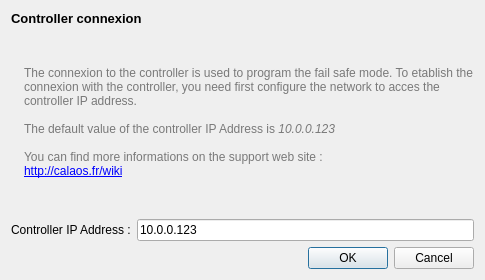
First picture: the form in data/DialogConnect.ui, repository calaos/calaos_installer, before the edit.
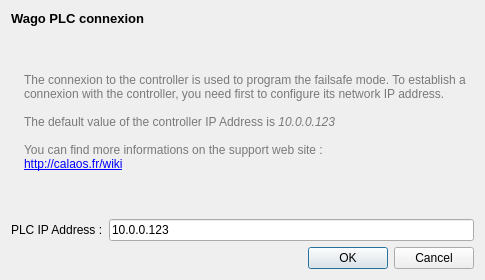
Second picture: the form after the edit. Icons and pictures are not drawn.

Patch:
```diff
--- a/data/DialogConnect.ui
+++ b/data/DialogConnect.ui
@@ -32,8 +32,8 @@
       <string>&lt;!DOCTYPE HTML PUBLIC &quot;-//W3C//DTD HTML 4.0//EN&quot; &quot;http://www.w3.org/TR/REC-html40/strict.dtd&quot;&gt;
 &lt;html&gt;&lt;head&gt;&lt;meta name=&quot;qrichtext&quot; content=&quot;1&quot; /&gt;&lt;style type=&quot;text/css&quot;&gt;
 p, li { white-space: pre-wrap; }
-&lt;/style&gt;&lt;/head&gt;&lt;body style=&quot; font-family:'Sans Serif'; font-size:9pt; font-weight:400; font-style:normal;&quot;&gt;
-&lt;p style=&quot; margin-top:0px; margin-bottom:0px; margin-left:0px; margin-right:0px; -qt-block-indent:0; text-indent:0px;&quot;&gt;&lt;span style=&quot; font-size:10pt; font-weight:600;&quot;&gt;Controller connexion&lt;/span&gt;&lt;/p&gt;&lt;/body&gt;&lt;/html&gt;</string>
+&lt;/style&gt;&lt;/head&gt;&lt;body style=&quot; font-family:'MS Shell Dlg 2'; font-size:8pt; font-weight:400; font-style:normal;&quot;&gt;
+&lt;p style=&quot; margin-top:0px; margin-bottom:0px; margin-left:0px; margin-right:0px; -qt-block-indent:0; text-indent:0px;&quot;&gt;&lt;span style=&quot; font-family:'Sans Serif'; font-size:10pt; font-weight:600;&quot;&gt;Wago PLC connexion&lt;/span&gt;&lt;/p&gt;&lt;/body&gt;&lt;/html&gt;</string>
      </property>
     </widget>
    </item>
@@ -70,13 +70,13 @@
         <string>&lt;!DOCTYPE HTML PUBLIC &quot;-//W3C//DTD HTML 4.0//EN&quot; &quot;http://www.w3.org/TR/REC-html40/strict.dtd&quot;&gt;
 &lt;html&gt;&lt;head&gt;&lt;meta name=&quot;qrichtext&quot; content=&quot;1&quot; /&gt;&lt;style type=&quot;text/css&quot;&gt;
 p, li { white-space: pre-wrap; }
-&lt;/style&gt;&lt;/head&gt;&lt;body style=&quot; font-family:'Sans Serif'; font-size:9pt; font-weight:400; font-style:normal;&quot;&gt;
-&lt;p style=&quot; margin-top:0px; margin-bottom:0px; margin-left:0px; margin-right:0px; -qt-block-indent:0; text-indent:0px;&quot;&gt;&lt;span style=&quot; color:#797979;&quot;&gt;The connexion to the controller is used to program the fail safe mode. To etablish the connexion with the controller, you need first configure the network to acces the controller IP address. &lt;/span&gt;&lt;/p&gt;
-&lt;p style=&quot;-qt-paragraph-type:empty; margin-top:0px; margin-bottom:0px; margin-left:0px; margin-right:0px; -qt-block-indent:0; text-indent:0px; color:#797979;&quot;&gt;&lt;br /&gt;&lt;/p&gt;
-&lt;p style=&quot; margin-top:0px; margin-bottom:0px; margin-left:0px; margin-right:0px; -qt-block-indent:0; text-indent:0px;&quot;&gt;&lt;span style=&quot; color:#797979;&quot;&gt;The default value of the controller IP Address is &lt;/span&gt;&lt;span style=&quot; font-style:italic; color:#797979;&quot;&gt;10.0.0.123&lt;/span&gt;&lt;/p&gt;
-&lt;p style=&quot;-qt-paragraph-type:empty; margin-top:0px; margin-bottom:0px; margin-left:0px; margin-right:0px; -qt-block-indent:0; text-indent:0px; color:#797979;&quot;&gt;&lt;br /&gt;&lt;/p&gt;
-&lt;p style=&quot; margin-top:0px; margin-bottom:0px; margin-left:0px; margin-right:0px; -qt-block-indent:0; text-indent:0px;&quot;&gt;&lt;span style=&quot; color:#797979;&quot;&gt;You can find more informations on the support web site : &lt;/span&gt;&lt;/p&gt;
-&lt;p style=&quot; margin-top:0px; margin-bottom:0px; margin-left:0px; margin-right:0px; -qt-block-indent:0; text-indent:0px;&quot;&gt;&lt;a href=&quot;http://support.calaos.fr&quot;&gt;&lt;span style=&quot; text-decoration: underline; color:#0000ff;&quot;&gt;http://calaos.fr/wiki&lt;/span&gt;&lt;/a&gt;&lt;/p&gt;&lt;/body&gt;&lt;/html&gt;</string>
+&lt;/style&gt;&lt;/head&gt;&lt;body style=&quot; font-family:'MS Shell Dlg 2'; font-size:8pt; font-weight:400; font-style:normal;&quot;&gt;
+&lt;p style=&quot; margin-top:0px; margin-bottom:0px; margin-left:0px; margin-right:0px; -qt-block-indent:0; text-indent:0px;&quot;&gt;&lt;span style=&quot; font-family:'Sans Serif'; font-size:9pt; color:#797979;&quot;&gt;The connexion to the controller is used to program the failsafe mode. To establish a connexion with the controller, you need first to configure its network IP address. &lt;/span&gt;&lt;/p&gt;
+&lt;p style=&quot;-qt-paragraph-type:empty; margin-top:0px; margin-bottom:0px; margin-left:0px; margin-right:0px; -qt-block-indent:0; text-indent:0px; font-family:'Sans Serif'; font-size:9pt; color:#797979;&quot;&gt;&lt;br /&gt;&lt;/p&gt;
+&lt;p style=&quot; margin-top:0px; margin-bottom:0px; margin-left:0px; margin-right:0px; -qt-block-indent:0; text-indent:0px;&quot;&gt;&lt;span style=&quot; font-family:'Sans Serif'; font-size:9pt; color:#797979;&quot;&gt;The default value of the controller IP Address is &lt;/span&gt;&lt;span style=&quot; font-family:'Sans Serif'; font-size:9pt; font-style:italic; color:#797979;&quot;&gt;10.0.0.123&lt;/span&gt;&lt;/p&gt;
+&lt;p style=&quot;-qt-paragraph-type:empty; margin-top:0px; margin-bottom:0px; margin-left:0px; margin-right:0px; -qt-block-indent:0; text-indent:0px; font-family:'Sans Serif'; font-size:9pt; color:#797979;&quot;&gt;&lt;br /&gt;&lt;/p&gt;
+&lt;p style=&quot; margin-top:0px; margin-bottom:0px; margin-left:0px; margin-right:0px; -qt-block-indent:0; text-indent:0px;&quot;&gt;&lt;span style=&quot; font-family:'Sans Serif'; font-size:9pt; color:#797979;&quot;&gt;You can find more informations on the support web site : &lt;/span&gt;&lt;/p&gt;
+&lt;p style=&quot; margin-top:0px; margin-bottom:0px; margin-left:0px; margin-right:0px; -qt-block-indent:0; text-indent:0px;&quot;&gt;&lt;a href=&quot;http://support.calaos.fr&quot;&gt;&lt;span style=&quot; font-family:'Sans Serif'; font-size:9pt; text-decoration: underline; color:#0000ff;&quot;&gt;http://calaos.fr/wiki&lt;/span&gt;&lt;/a&gt;&lt;/p&gt;&lt;/body&gt;&lt;/html&gt;</string>
        </property>
        <property name="wordWrap">
         <bool>true</bool>
@@ -96,7 +96,7 @@
         </sizepolicy>
        </property>
        <property name="text">
-        <string>Controller IP Address :</string>
+        <string>PLC IP Address :</string>
        </property>
       </widget>
      </item>
```
